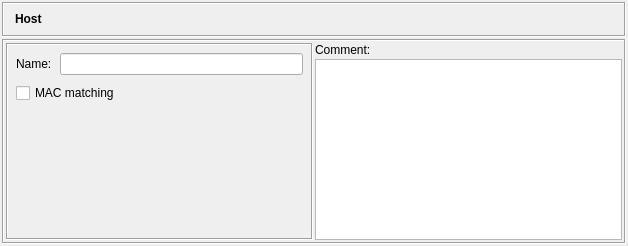
Above: src/gui/hostdialog_q.ui from fwbuilder/fwbuilder before the change. Below: the same form after it.
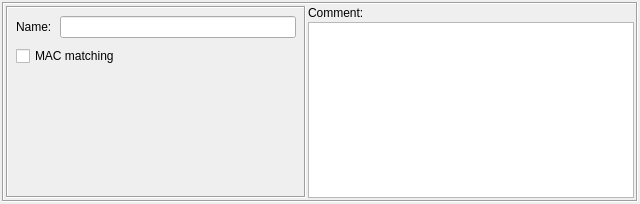
That is the form after the change. Icons and pictures are not drawn.

Commit message: fixes #491, #501 dialog layout fixes to make them look more consistent, using widget promotion feature in Designer to build stack of editor dialogs in the bottom panel of the main window instead of building them at run time

```diff
--- a/src/gui/hostdialog_q.ui
+++ b/src/gui/hostdialog_q.ui
@@ -8,8 +8,8 @@
    <rect>
     <x>0</x>
     <y>0</y>
-    <width>628</width>
-    <height>246</height>
+    <width>640</width>
+    <height>204</height>
    </rect>
   </property>
   <property name="windowTitle" >
@@ -27,77 +27,6 @@
      <property name="spacing" >
       <number>2</number>
      </property>
-     <item>
-      <widget class="QFrame" name="frame3" >
-       <property name="sizePolicy" >
-        <sizepolicy vsizetype="Fixed" hsizetype="Preferred" >
-         <horstretch>0</horstretch>
-         <verstretch>0</verstretch>
-        </sizepolicy>
-       </property>
-       <property name="minimumSize" >
-        <size>
-         <width>16</width>
-         <height>35</height>
-        </size>
-       </property>
-       <property name="autoFillBackground" >
-        <bool>true</bool>
-       </property>
-       <property name="frameShape" >
-        <enum>QFrame::Box</enum>
-       </property>
-       <property name="frameShadow" >
-        <enum>QFrame::Sunken</enum>
-       </property>
-       <layout class="QGridLayout" >
-        <property name="margin" >
-         <number>2</number>
-        </property>
-        <property name="spacing" >
-         <number>2</number>
-        </property>
-        <item row="0" column="2" >
-         <widget class="QLabel" name="editorTitle" >
-          <property name="sizePolicy" >
-           <sizepolicy vsizetype="Fixed" hsizetype="Preferred" >
-            <horstretch>0</horstretch>
-            <verstretch>0</verstretch>
-           </sizepolicy>
-          </property>
-          <property name="font" >
-           <font>
-            <weight>75</weight>
-            <bold>true</bold>
-           </font>
-          </property>
-          <property name="text" >
-           <string>Host</string>
-          </property>
-          <property name="wordWrap" >
-           <bool>false</bool>
-          </property>
-         </widget>
-        </item>
-        <item row="0" column="1" >
-         <widget class="QLabel" name="label" >
-          <property name="sizePolicy" >
-           <sizepolicy vsizetype="Preferred" hsizetype="Maximum" >
-            <horstretch>0</horstretch>
-            <verstretch>0</verstretch>
-           </sizepolicy>
-          </property>
-          <property name="text" >
-           <string/>
-          </property>
-          <property name="pixmap" >
-           <pixmap resource="MainRes.qrc" >:/Icons/Host/icon</pixmap>
-          </property>
-         </widget>
-        </item>
-       </layout>
-      </widget>
-     </item>
      <item>
       <widget class="QFrame" name="frame7" >
        <property name="frameShape" >
@@ -109,6 +38,24 @@
        <layout class="QGridLayout" >
         <item rowspan="2" row="0" column="0" >
          <widget class="QFrame" name="frame27" >
+          <property name="sizePolicy" >
+           <sizepolicy vsizetype="Preferred" hsizetype="Fixed" >
+            <horstretch>0</horstretch>
+            <verstretch>0</verstretch>
+           </sizepolicy>
+          </property>
+          <property name="minimumSize" >
+           <size>
+            <width>300</width>
+            <height>0</height>
+           </size>
+          </property>
+          <property name="maximumSize" >
+           <size>
+            <width>300</width>
+            <height>16777215</height>
+           </size>
+          </property>
           <property name="frameShape" >
            <enum>QFrame::Box</enum>
           </property>
```
The commit also changes 49 other files.
